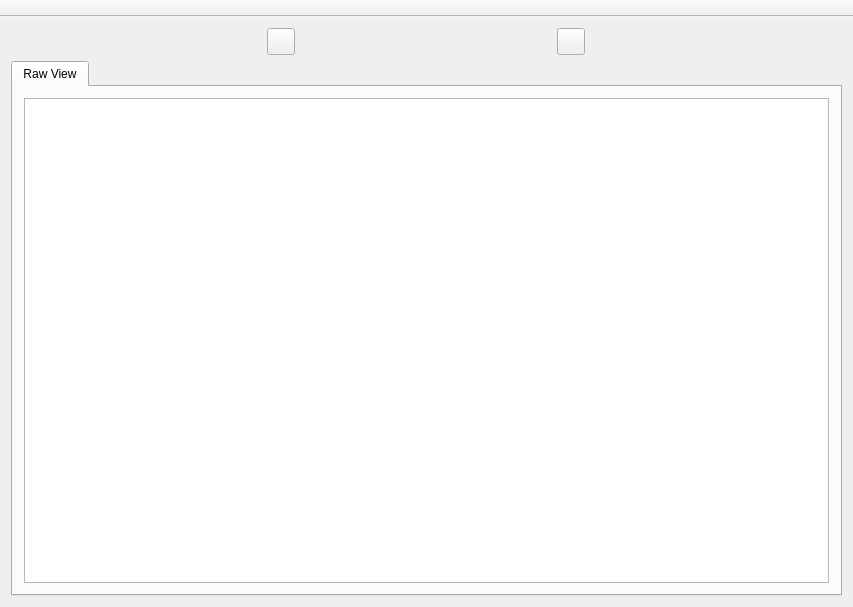
Above: LooseChange/loosechangepresenter.ui from gojoe262/LooseChange before the change. Below: the same form after it.
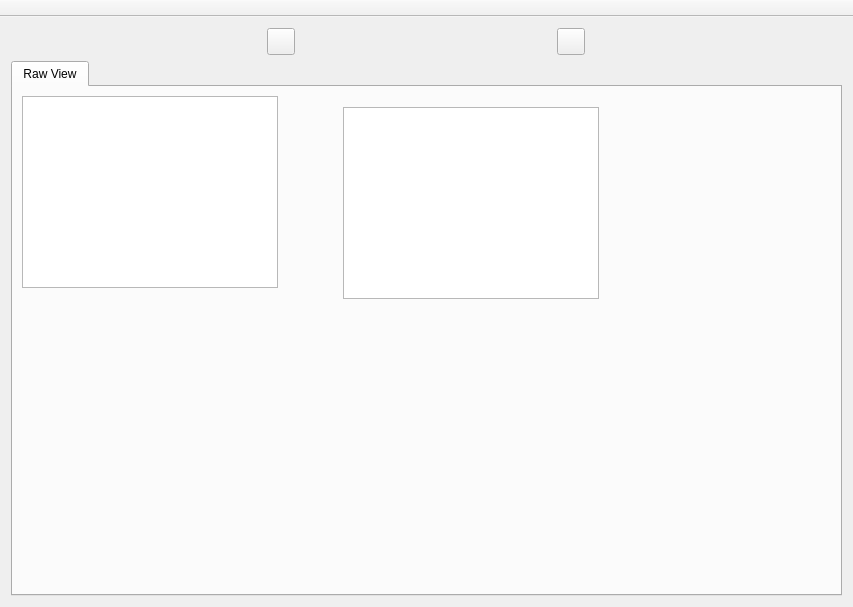
That is the form after the change. Icons and pictures are not drawn.

Patch:
```diff
--- a/LooseChange/loosechangepresenter.ui
+++ b/LooseChange/loosechangepresenter.ui
@@ -62,11 +62,26 @@
        <attribute name="title">
         <string>Raw View</string>
        </attribute>
-       <layout class="QGridLayout" name="gridLayout">
-        <item row="1" column="1">
-         <widget class="QTableWidget" name="tableWidgetRawView"/>
-        </item>
-       </layout>
+       <widget class="QTableWidget" name="tableWidgetRawView">
+        <property name="geometry">
+         <rect>
+          <x>9</x>
+          <y>9</y>
+          <width>256</width>
+          <height>192</height>
+         </rect>
+        </property>
+       </widget>
+       <widget class="QTableView" name="tableViewRaw">
+        <property name="geometry">
+         <rect>
+          <x>330</x>
+          <y>20</y>
+          <width>256</width>
+          <height>192</height>
+         </rect>
+        </property>
+       </widget>
       </widget>
      </widget>
     </item>
```
